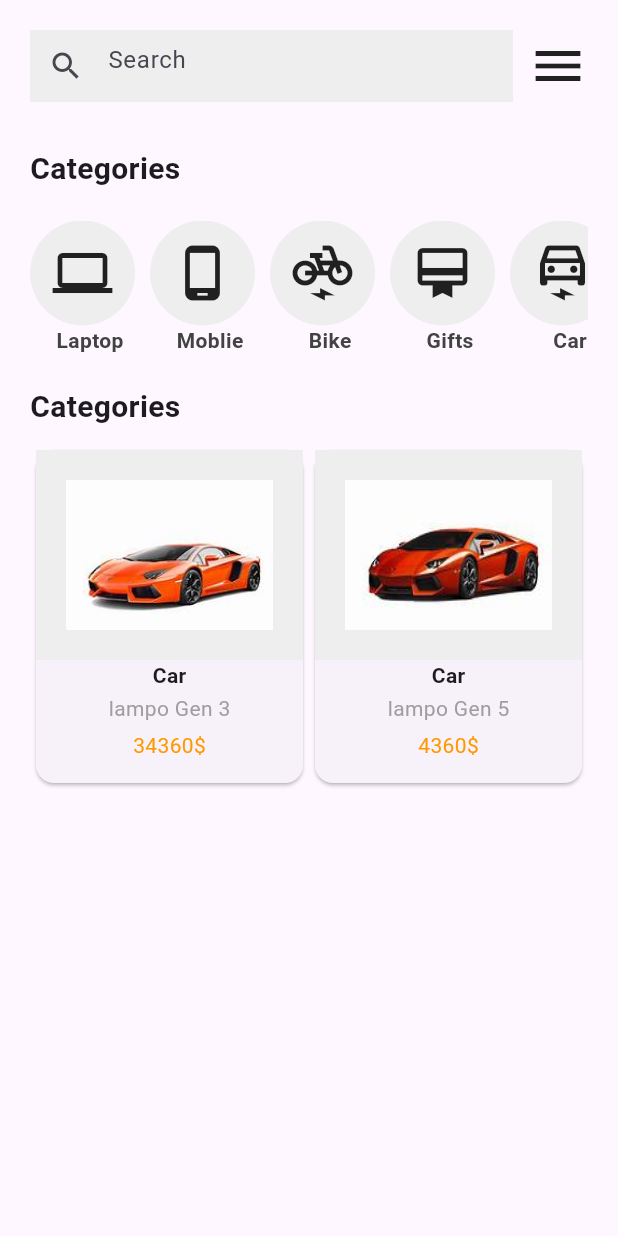
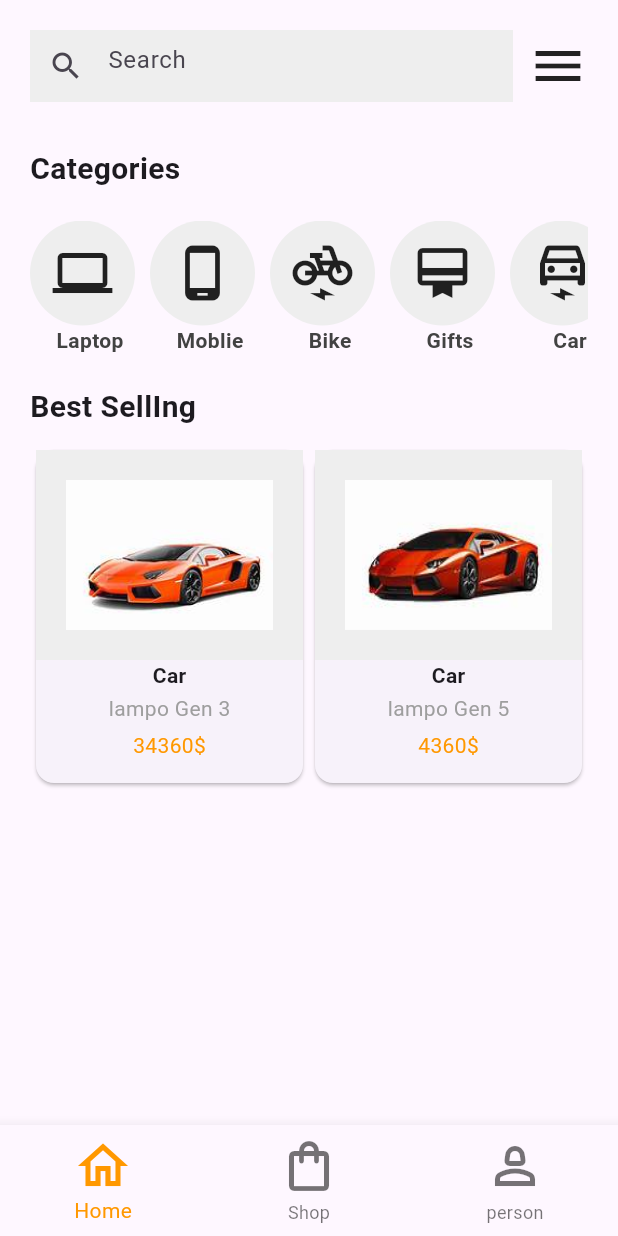
Before and after one commit to Abobkeryw/ecommerce_ui, a Flutter app: the screen it shows after launch, on a phone screen of 412 x 824 dp. Run offline on Flutter 3.47's test engine with Material 3 defaults, Android fonts, the phone set to English and light mode, and no system bars.

Commit message:
BottomNavigationBar

```diff
--- a/lib/home.dart
+++ b/lib/home.dart
@@ -32,6 +32,14 @@ class _HomePageState extends State<HomePage> {
   @override
   Widget build(BuildContext context) {
     return Scaffold(
+      bottomNavigationBar: BottomNavigationBar(
+        iconSize: 40,
+        selectedItemColor: Colors.orange,
+        items: [
+        BottomNavigationBarItem(icon: Icon(Icons.home_outlined), label: 'Home'),
+        BottomNavigationBarItem(icon: Icon(Icons.shopping_bag_outlined), label: 'Shop'),
+        BottomNavigationBarItem(icon: Icon(Icons.person_2_outlined), label: 'person'),
+      ]),
       body: Container(
         padding: EdgeInsets.all(20),
         child: ListView(
@@ -94,7 +102,7 @@ class _HomePageState extends State<HomePage> {
             Container(
               margin: EdgeInsets.symmetric(vertical: 10),
               child: Text(
-                "Categories",
+                "Best SellIng ",
                 style: TextStyle(fontWeight: FontWeight.bold, fontSize: 20),
               ),
             ),
```
